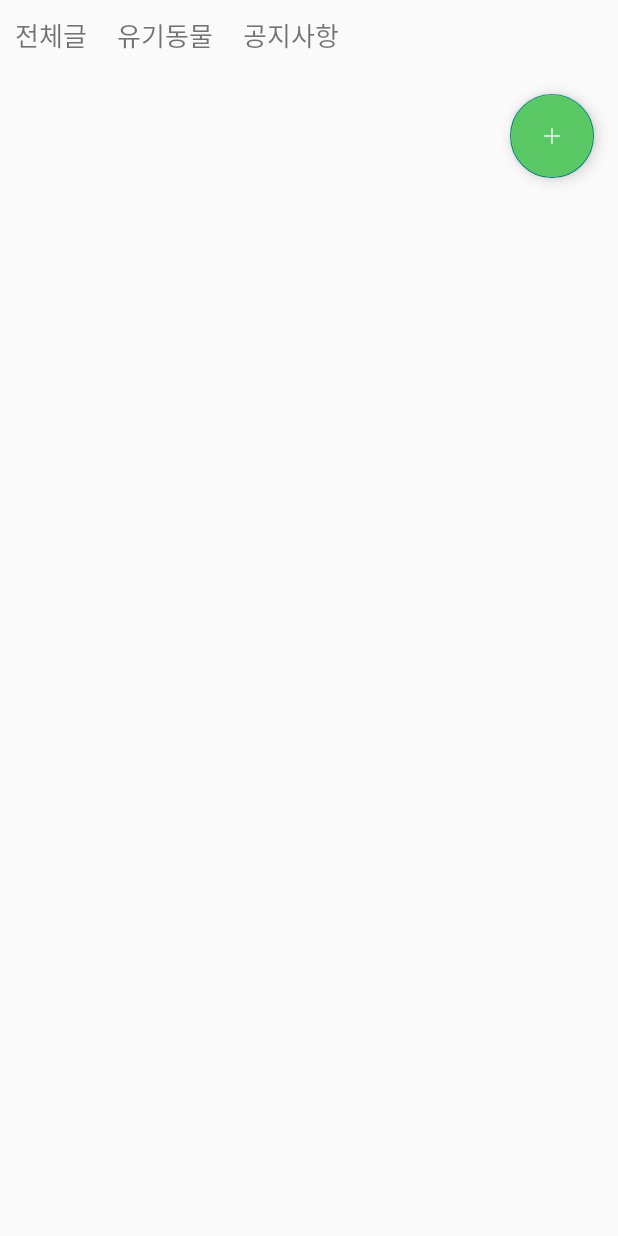
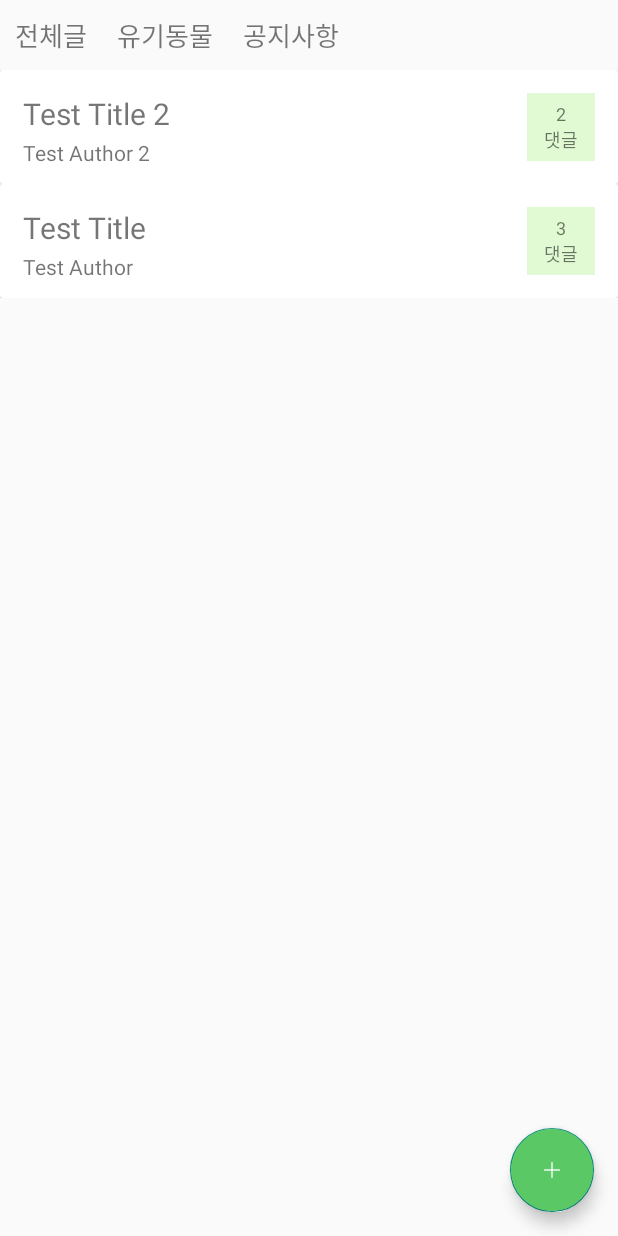
Before and after one commit to yerinOneul/Pet-s-Tree, an Android app: the Home screen opened directly, with no data from a screen before it, on a phone screen of 412 x 824 dp. Run offline under Robolectric (Android 15) with nearby library versions, the phone set to English and light mode, and no system bars.

Commit message:
Add post list layout using recycler view

```diff
--- a/app/src/main/java/kr/ac/gachon/sw/petstree/Home.java
+++ b/app/src/main/java/kr/ac/gachon/sw/petstree/Home.java
@@ -3,18 +3,40 @@ package kr.ac.gachon.sw.petstree;
 import android.content.Intent;
 import android.os.Bundle;
 import android.view.View;
+import android.widget.LinearLayout;
 
 import androidx.annotation.Nullable;
 import androidx.appcompat.app.AppCompatActivity;
+import androidx.recyclerview.widget.LinearLayoutManager;
+import androidx.recyclerview.widget.RecyclerView;
 
 import com.google.android.material.floatingactionbutton.FloatingActionButton;
 
+import java.util.ArrayList;
+
 public class Home extends AppCompatActivity {
+
+    private PostListAdapter postListAdapter = new PostListAdapter();
+    public ArrayList<Post> postArrayList = new ArrayList<>();
 
     @Override
     protected void onCreate(@Nullable Bundle savedInstanceState) {
         super.onCreate(savedInstanceState);
         setContentView(R.layout.activity_home);
+
+        // 게시글 목록 생성
+        RecyclerView postList = findViewById(R.id.recycler_post_list);
+        LinearLayoutManager llm = new LinearLayoutManager(this);
+        llm.setReverseLayout(true);
+        llm.setStackFromEnd(true); // 먼저 생성된 포스트가 가장 밑으로
+        postList.setLayoutManager(llm);
+        postList.setAdapter(postListAdapter);
+
+        // postArrayList에 포스트 정보 추가 후 게시글 목록에 할당
+        postArrayList.add(new Post("Test Title", "Test Author", "Test Body", 3));
+        postArrayList.add(new Post("Test Title 2", "Test Author 2", "Test Body", 2));
+        postListAdapter.setItems(postArrayList);
+
 
         FloatingActionButton fab = findViewById(R.id.plus_btn);
         fab.setOnClickListener(new View.OnClickListener() {
@@ -25,5 +47,6 @@ public class Home extends AppCompatActivity {
             }
         });
 
+
     }
 }
--- /dev/null
+++ b/app/src/main/java/kr/ac/gachon/sw/petstree/Post.java
@@ -0,0 +1,30 @@
+package kr.ac.gachon.sw.petstree;
+
+public class Post {
+    private String title;
+    private String author;
+    private String body;
+    private int num_comments;
+
+    public Post(String title, String author, String body, int num_comments) {
+
+        this.title = title;
+        this.author = author;
+        this.body = body;
+        this.num_comments = num_comments;
+
+    }
+
+    public String getTitle() {
+        return title;
+    }
+    public String getAuthor() {
+        return author;
+    }
+    public String getBody() {
+        return body;
+    }
+    public String getNum_comments() {
+        return Integer.toString(num_comments);
+    }
+}
--- /dev/null
+++ b/app/src/main/java/kr/ac/gachon/sw/petstree/PostListAdapter.java
@@ -0,0 +1,59 @@
+package kr.ac.gachon.sw.petstree;
+
+import android.view.LayoutInflater;
+import android.view.View;
+import android.view.ViewGroup;
+import android.widget.TextView;
+
+import androidx.annotation.NonNull;
+import androidx.recyclerview.widget.RecyclerView;
+
+import java.util.ArrayList;
+
+public class PostListAdapter extends RecyclerView.Adapter<PostListAdapter.ViewHolder> {
+
+    private ArrayList<Post> items = new ArrayList<>();
+
+    @NonNull
+    @Override
+    public PostListAdapter.ViewHolder onCreateViewHolder(@NonNull ViewGroup parent, int i) {
+
+        View itemView = LayoutInflater.from(parent.getContext()).inflate(R.layout.item_post, parent, false);
+        ViewHolder viewHolder = new ViewHolder(itemView);
+
+        return viewHolder;
+    }
+
+    @Override
+    public void onBindViewHolder(@NonNull PostListAdapter.ViewHolder viewHolder, int position) {
+
+        Post item = items.get(position);
+
+        viewHolder.title.setText(item.getTitle());
+        viewHolder.author.setText(item.getAuthor());
+        viewHolder.num_comments.setText(item.getNum_comments());
+
+    }
+
+    @Override
+    public int getItemCount() {
+        return items.size();
+    }
+
+    public void setItems(ArrayList<Post> items) {
+        this.items = items;
+    }
+
+    class ViewHolder extends RecyclerView.ViewHolder {
+
+        TextView title, author, num_comments;
+
+        ViewHolder(View itemView) {
+            super(itemView);
+
+            title = itemView.findViewById(R.id.post_title);
+            author = itemView.findViewById(R.id.post_author);
+            num_comments = itemView.findViewById(R.id.num_comments);
+        }
+    }
+}
--- a/app/src/main/res/layout/activity_home.xml
+++ b/app/src/main/res/layout/activity_home.xml
@@ -1,10 +1,11 @@
 <?xml version="1.0" encoding="utf-8"?>
-<LinearLayout xmlns:android="http://schemas.android.com/apk/res/android"
+<RelativeLayout xmlns:android="http://schemas.android.com/apk/res/android"
     android:layout_width="match_parent"
     android:layout_height="match_parent"
-    android:orientation="vertical">
+    xmlns:tools="http://schemas.android.com/tools">
 
     <LinearLayout
+        android:id="@+id/post_nav_bar"
         android:layout_width="match_parent"
         android:layout_height="wrap_content"
         android:orientation="horizontal">
@@ -28,12 +29,21 @@
             android:text="공지사항"/>
     </LinearLayout>
 
+    <androidx.recyclerview.widget.RecyclerView
+        android:id="@+id/recycler_post_list"
+        android:layout_width="match_parent"
+        android:layout_height="match_parent"
+        android:layout_below="@+id/post_nav_bar"
+        tools:listitem="@layout/item_post"/>
+
     <com.google.android.material.floatingactionbutton.FloatingActionButton
         android:id="@+id/plus_btn"
         android:layout_width="wrap_content"
         android:layout_height="wrap_content"
-        android:layout_gravity="end|bottom"
+        android:layout_alignParentEnd="true"
+        android:layout_alignParentBottom="true"
+        android:layout_margin="16dp"
         android:backgroundTint="@color/green"
-        android:src="@drawable/plus"
-        android:layout_margin="16dp"/>
-</LinearLayout>
+        android:src="@drawable/plus" />
+
+</RelativeLayout>
--- /dev/null
+++ b/app/src/main/res/layout/item_post.xml
@@ -0,0 +1,54 @@
+<?xml version="1.0" encoding="utf-8"?>
+<FrameLayout xmlns:android="http://schemas.android.com/apk/res/android"
+    xmlns:tools="http://schemas.android.com/tools"
+    android:layout_width="match_parent"
+    android:layout_height="wrap_content"
+    tools:ignore="HardcodedText"
+    >
+
+    <androidx.cardview.widget.CardView
+        android:layout_width="match_parent"
+        android:layout_height="wrap_content" >
+
+        <TextView
+            android:id="@+id/post_title"
+            android:layout_width="wrap_content"
+            android:layout_height="wrap_content"
+            android:layout_margin="15dp"
+            android:text="My Title"
+            android:textSize="20sp" />
+        <TextView
+            android:id="@+id/post_author"
+            android:layout_width="wrap_content"
+            android:layout_height="wrap_content"
+            android:layout_marginTop="45dp"
+            android:layout_marginStart="15dp"
+            android:text="author"
+            />
+
+        <LinearLayout
+            android:id="@+id/num_comments_layout"
+            android:orientation="vertical"
+            android:layout_width="45dp"
+            android:layout_height="45dp"
+            android:layout_gravity="end"
+            android:layout_margin="15dp"
+            android:padding="5dp"
+            android:background="@color/green_light">
+            <TextView
+                android:id="@+id/num_comments"
+                android:layout_width="match_parent"
+                android:layout_height="wrap_content"
+                android:text="0"
+                android:textSize="12sp"
+                android:gravity="center" />
+            <TextView
+                android:layout_width="match_parent"
+                android:layout_height="wrap_content"
+                android:text="댓글"
+                android:textSize="12sp"
+                android:gravity="center"/>
+        </LinearLayout>
+
+    </androidx.cardview.widget.CardView>
+</FrameLayout>
```
